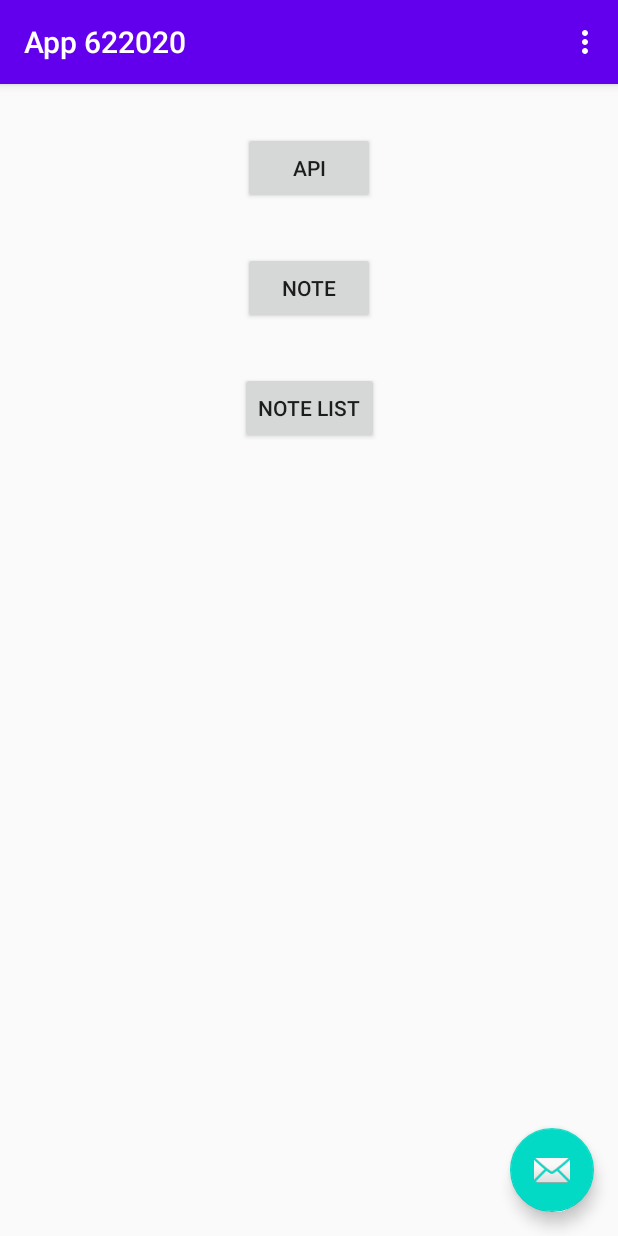
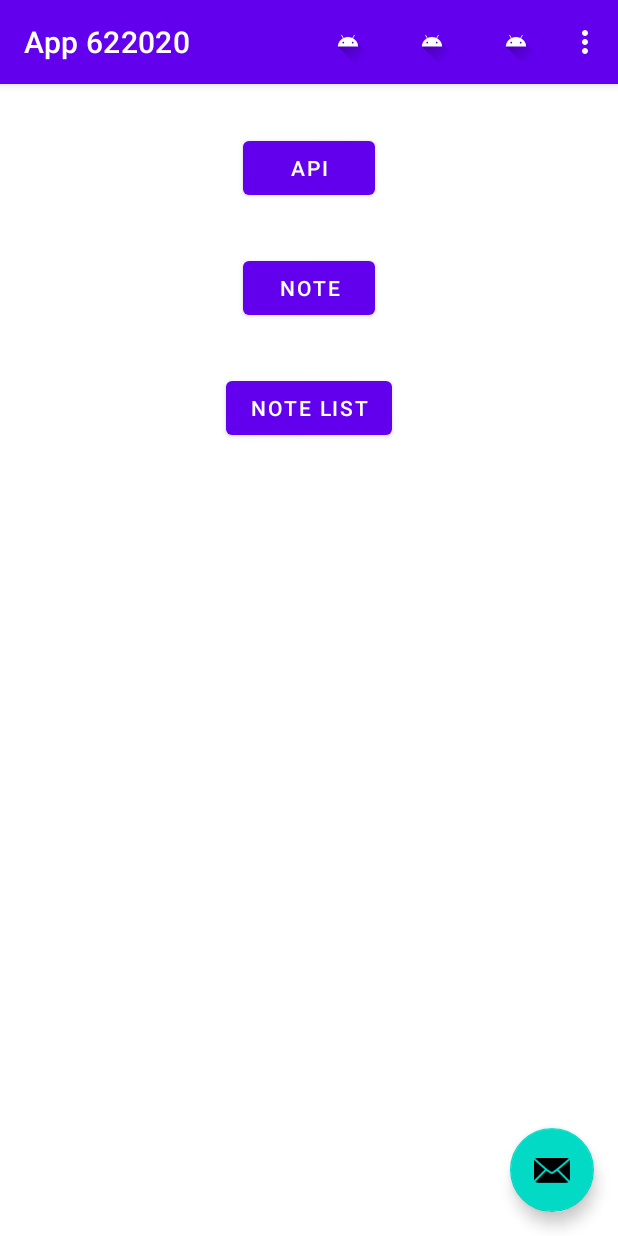
Before and after one commit to bguneys/ProjectSolutions, an Android app: the screen it shows after launch (MainActivity), on a phone screen of 412 x 824 dp. Run offline under Robolectric (Android 15) with nearby library versions, the phone set to English and light mode, and no system bars; our stand-ins replace navigation-ui.

Commit message:
Navigation on Toolbar actions implemented.

```diff
--- a/app/src/main/java/com/bguneys/app652020/MainActivity.kt
+++ b/app/src/main/java/com/bguneys/app652020/MainActivity.kt
@@ -1,10 +1,14 @@
 package com.bguneys.app652020
 
 import android.os.Bundle
-import com.google.android.material.snackbar.Snackbar
 import androidx.appcompat.app.AppCompatActivity
 import android.view.Menu
 import android.view.MenuItem
+import androidx.navigation.findNavController
+import androidx.navigation.ui.NavigationUI
+import androidx.navigation.ui.setupWithNavController
+import com.google.android.material.bottomappbar.BottomAppBar
+import com.google.android.material.bottomnavigation.BottomNavigationView
 
 import kotlinx.android.synthetic.main.activity_main.*
 
@@ -14,6 +18,10 @@ class MainActivity : AppCompatActivity() {
         super.onCreate(savedInstanceState)
         setContentView(R.layout.activity_main)
         setSupportActionBar(toolbar)
+
+        val navController = findNavController(R.id.nav_host_fragment)
+        //bottomAppBar.setupWithNavController(navController)
+        NavigationUI.setupWithNavController(toolbar, navController)
     }
 
     override fun onCreateOptionsMenu(menu: Menu): Boolean {
@@ -23,12 +31,13 @@ class MainActivity : AppCompatActivity() {
     }
 
     override fun onOptionsItemSelected(item: MenuItem): Boolean {
-        // Handle action bar item clicks here. The action bar will
-        // automatically handle clicks on the Home/Up button, so long
-        // as you specify a parent activity in AndroidManifest.xml.
-        return when (item.itemId) {
+
+/*        return when (item.itemId) {
             R.id.action_settings -> true
             else -> super.onOptionsItemSelected(item)
-        }
+            */
+
+        val navController = findNavController(R.id.nav_host_fragment)
+        return NavigationUI.onNavDestinationSelected(item, navController) || super.onOptionsItemSelected(item)
     }
 }
--- a/app/src/main/res/layout/activity_main.xml
+++ b/app/src/main/res/layout/activity_main.xml
@@ -26,8 +26,10 @@
         android:id="@+id/fab"
         android:layout_width="wrap_content"
         android:layout_height="wrap_content"
+        android:layout_margin="@dimen/fab_margin"
+        android:visibility="visible"
         android:layout_gravity="bottom|end"
-        android:layout_margin="@dimen/fab_margin"
         app:srcCompat="@android:drawable/ic_dialog_email" />
 
+
 </androidx.coordinatorlayout.widget.CoordinatorLayout>
--- a/app/src/main/res/menu/menu_main.xml
+++ b/app/src/main/res/menu/menu_main.xml
@@ -2,9 +2,32 @@
     xmlns:app="http://schemas.android.com/apk/res-auto"
     xmlns:tools="http://schemas.android.com/tools"
     tools:context="com.bguneys.app652020.MainActivity">
+
+    <item
+        android:id="@+id/folderListFragment"
+        android:orderInCategory="100"
+        android:title="Note Taker"
+        android:icon="@drawable/ic_launcher_foreground"
+        app:showAsAction="always" />
+
+    <item
+        android:id="@+id/plannerFragment"
+        android:orderInCategory="200"
+        android:title="Planner"
+        android:icon="@drawable/ic_launcher_foreground"
+        app:showAsAction="always" />
+
+    <item
+        android:id="@+id/infoFragment"
+        android:orderInCategory="300"
+        android:title="Info"
+        android:icon="@drawable/ic_launcher_foreground"
+        app:showAsAction="always" />
+
     <item
         android:id="@+id/action_settings"
-        android:orderInCategory="100"
+        android:orderInCategory="400"
         android:title="@string/action_settings"
         app:showAsAction="never" />
+
 </menu>
--- a/app/src/main/res/values/styles.xml
+++ b/app/src/main/res/values/styles.xml
@@ -1,7 +1,7 @@
 <resources>
 
     <!-- Base application theme. -->
-    <style name="AppTheme" parent="Theme.AppCompat.Light.DarkActionBar">
+    <style name="AppTheme" parent="Theme.MaterialComponents.Light.DarkActionBar">
         <!-- Customize your theme here. -->
         <item name="colorPrimary">@color/colorPrimary</item>
         <item name="colorPrimaryDark">@color/colorPrimaryDark</item>
```
